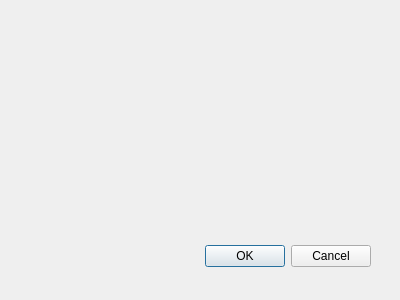
deutzfahrer-luki/GU_TASK_V2, file view/ChangeTask/changetask.ui: the form before one commit.
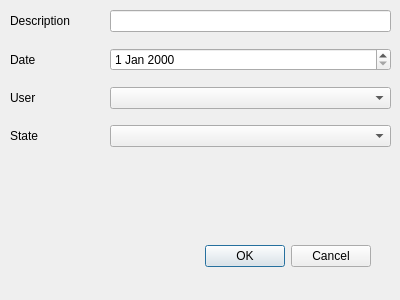
The form after the commit.

Commit message: add logik to changertask ui (not tested)

What changed in the file:
```diff
--- a/view/ChangeTask/changetask.ui
+++ b/view/ChangeTask/changetask.ui
@@ -29,6 +29,125 @@
     <set>QDialogButtonBox::StandardButton::Cancel|QDialogButtonBox::StandardButton::Ok</set>
    </property>
   </widget>
+  <widget class="QWidget" name="layoutWidget">
+   <property name="geometry">
+    <rect>
+     <x>10</x>
+     <y>10</y>
+     <width>381</width>
+     <height>221</height>
+    </rect>
+   </property>
+   <layout class="QFormLayout" name="formLayout">
+    <property name="sizeConstraint">
+     <enum>QLayout::SizeConstraint::SetDefaultConstraint</enum>
+    </property>
+    <property name="horizontalSpacing">
+     <number>40</number>
+    </property>
+    <property name="verticalSpacing">
+     <number>16</number>
+    </property>
+    <property name="leftMargin">
+     <number>0</number>
+    </property>
+    <item row="0" column="0">
+     <widget class="QLabel" name="label1">
+      <property name="frameShape">
+       <enum>QFrame::Shape::NoFrame</enum>
+      </property>
+      <property name="lineWidth">
+       <number>1</number>
+      </property>
+      <property name="text">
+       <string>Description</string>
+      </property>
+      <property name="scaledContents">
+       <bool>false</bool>
+      </property>
+      <property name="margin">
+       <number>1</number>
+      </property>
+     </widget>
+    </item>
+    <item row="0" column="1">
+     <widget class="QLineEdit" name="DescLine"/>
+    </item>
+    <item row="1" column="0">
+     <widget class="QLabel" name="label1_2">
+      <property name="frameShape">
+       <enum>QFrame::Shape::NoFrame</enum>
+      </property>
+      <property name="lineWidth">
+       <number>1</number>
+      </property>
+      <property name="text">
+       <string>Date</string>
+      </property>
+      <property name="scaledContents">
+       <bool>false</bool>
+      </property>
+      <property name="margin">
+       <number>1</number>
+      </property>
+     </widget>
+    </item>
+    <item row="1" column="1">
+     <widget class="QDateEdit" name="dateEdit">
+      <property name="currentSection">
+       <enum>QDateTimeEdit::Section::DaySection</enum>
+      </property>
+      <property name="timeSpec">
+       <enum>Qt::TimeSpec::LocalTime</enum>
+      </property>
+     </widget>
+    </item>
+    <item row="2" column="0">
+     <widget class="QLabel" name="label1_3">
+      <property name="frameShape">
+       <enum>QFrame::Shape::NoFrame</enum>
+      </property>
+      <property name="lineWidth">
+       <number>1</number>
+      </property>
+      <property name="text">
+       <string>User</string>
+      </property>
+      <property name="scaledContents">
+       <bool>false</bool>
+      </property>
+      <property name="margin">
+       <number>1</number>
+      </property>
+     </widget>
+    </item>
+    <item row="2" column="1">
+     <widget class="QComboBox" name="comboBoxUser"/>
+    </item>
+    <item row="3" column="0">
+     <widget class="QLabel" name="label1_4">
+      <property name="frameShape">
+       <enum>QFrame::Shape::NoFrame</enum>
+      </property>
+      <property name="lineWidth">
+       <number>1</number>
+      </property>
+      <property name="text">
+       <string>State</string>
+      </property>
+      <property name="scaledContents">
+       <bool>false</bool>
+      </property>
+      <property name="margin">
+       <number>1</number>
+      </property>
+     </widget>
+    </item>
+    <item row="3" column="1">
+     <widget class="QComboBox" name="comboBoxState"/>
+    </item>
+   </layout>
+  </widget>
  </widget>
  <resources/>
  <connections>
```
The commit also changes 3 other files.
